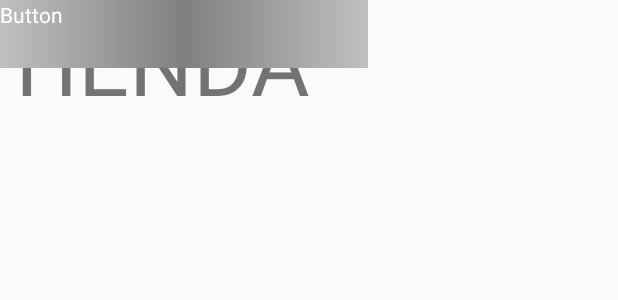
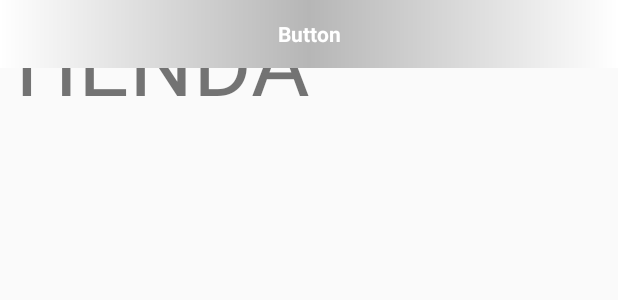
Before and after one commit to Adriaanbl/AdriProject, an Android app: the layout fragment_start_page_.xml on its own in the app's theme, with its tools: preview values and no code run, on a phone screen of 412 x 824 dp. Shown: the top 300 px of the screen. Run offline under Robolectric (Android 15) with nearby library versions, the phone set to English and light mode, and no system bars.

Commit message:
13/10 9.00

```diff
--- a/app/src/main/res/drawable/gradient_button.xml
+++ b/app/src/main/res/drawable/gradient_button.xml
@@ -1,9 +1,9 @@
 <?xml version="1.0" encoding="utf-8"?>
 <shape xmlns:android="http://schemas.android.com/apk/res/android">
     <gradient
-        android:startColor="#C0C0C0"
-        android:centerColor="#808080"
-        android:endColor="#C0C0C0"
+        android:startColor="#FFFFFF"
+        android:centerColor="#B6B6B6"
+        android:endColor="#FFFFFF"
         android:angle="0"
     />
 </shape>
--- a/app/src/main/res/layout/fragment_start_page_.xml
+++ b/app/src/main/res/layout/fragment_start_page_.xml
@@ -18,11 +18,37 @@
     <Button
         android:id="@+id/button"
         style="@style/gradient_button"
-        android:layout_width="245dp"
+        android:layout_width="match_parent"
         android:layout_height="45dp"
+        android:textAlignment="center"
+        android:gravity="center"
         android:text="Button"
         android:theme="@style/PrincipalTheme"
         tools:layout_editor_absoluteX="83dp"
         tools:layout_editor_absoluteY="250dp" />
 
+    <Button
+        android:id="@+id/button2"
+        style="@style/gradient_button"
+        android:layout_width="match_parent"
+        android:layout_height="45dp"
+        android:textAlignment="center"
+        android:gravity="center"
+        android:text="Button"
+        android:theme="@style/PrincipalTheme"
+        tools:layout_editor_absoluteX="185dp"
+        tools:layout_editor_absoluteY="344dp" />
+
+    <Button
+        android:id="@+id/button3"
+        style="@style/gradient_button"
+        android:layout_width="match_parent"
+        android:layout_height="45dp"
+        android:gravity="center"
+        android:text="Button"
+        android:textAlignment="center"
+        android:theme="@style/PrincipalTheme"
+        tools:layout_editor_absoluteX="0dp"
+        tools:layout_editor_absoluteY="446dp" />
+
 </androidx.constraintlayout.widget.ConstraintLayout>
--- a/app/src/main/res/values/themes.xml
+++ b/app/src/main/res/values/themes.xml
@@ -19,6 +19,7 @@
         <item name="android:layout_height">48dp</item>
         <item name="android:background">@drawable/gradient_button</item>
         <item name="android:textColor">@android:color/white</item>
+        <item name="android:textStyle">bold</item>
         <item name="android:textAllCaps">false</item>
     </style>
 
```
